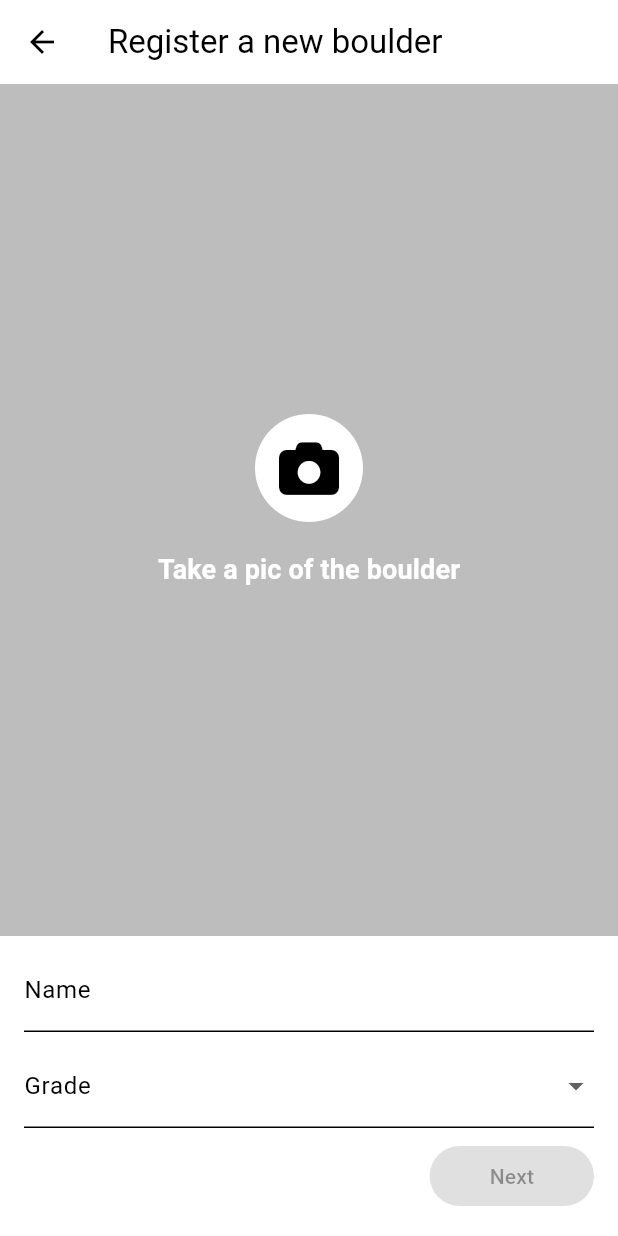
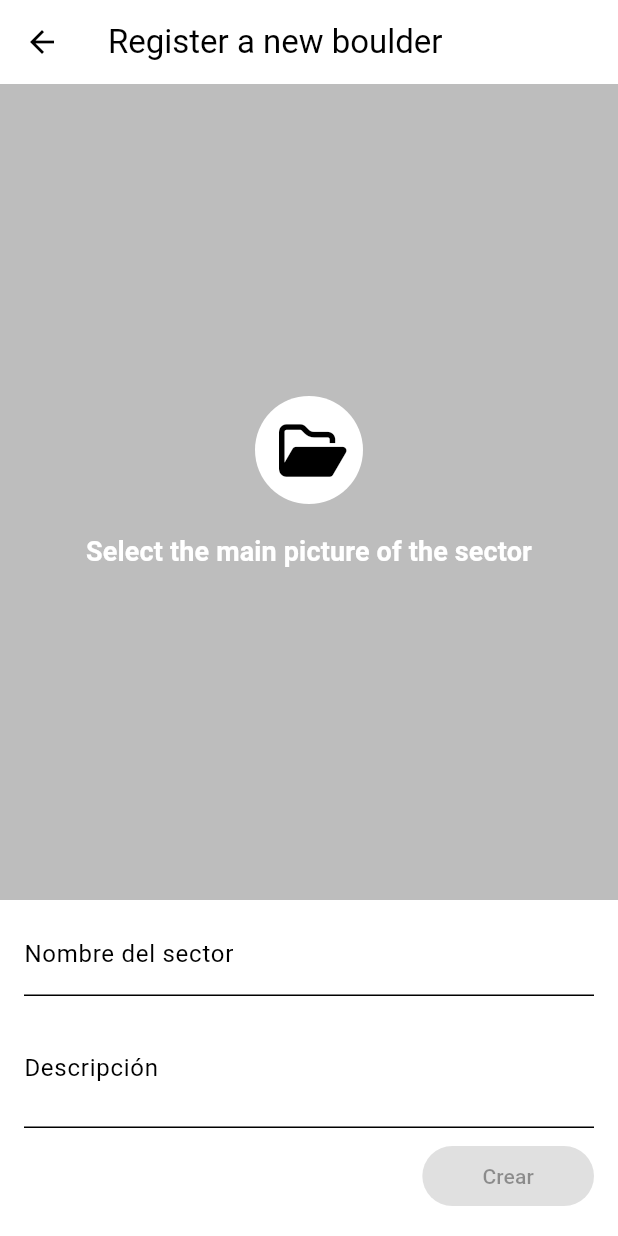
Before and after one commit to chrishenx/labeta-mobile, a Flutter app: the screen it shows once a user with an empty profile is signed in, after a tap on the "add" icon, on a phone screen of 412 x 824 dp. Run offline on Flutter 3.47's test engine with Material 3 defaults, Android fonts, the phone set to English and light mode, and no system bars; our stand-ins replace firebase_auth, firebase_core, font_awesome_flutter, image_picker; missing offline and left inert: camera_camera, uiblock; accounts and stored records are empty.

Commit message:
NewSector widget without persistence

```diff
--- a/lib/widgets/home/home.dart
+++ b/lib/widgets/home/home.dart
@@ -3,6 +3,7 @@ import 'package:labeta/widgets/new_boulder/basic_input.dart';
 import 'package:firebase_auth/firebase_auth.dart';
 import 'package:flutter/material.dart';
 import 'package:font_awesome_flutter/font_awesome_flutter.dart';
+import 'package:labeta/widgets/sector/new.dart';
 import 'package:provider/provider.dart';
 
 class Home extends StatelessWidget {
@@ -14,7 +15,7 @@ class Home extends StatelessWidget {
 
     return Scaffold(
       appBar: AppBar(
-        title: const Text('DevelBoulder'),
+        title: const Text('LaBeta'),
         actions: [
           TextButton(
               onPressed: null,
@@ -36,12 +37,7 @@ class Home extends StatelessWidget {
         icon: const Icon(Icons.add),
         onPressed: () => {
           Navigator.push(context, MaterialPageRoute(builder: (_) {
-            return NewBoulderBasicInput(
-              onCancel: () {
-                // TODO: Check if this is needed or not
-                // Navigator.popUntil(context, (route) => route.isFirst);
-              },
-            );
+            return const NewSector();
           }))
         },
         iconSize: 40,
--- a/lib/widgets/new_boulder/basic_input.dart
+++ b/lib/widgets/new_boulder/basic_input.dart
@@ -12,7 +12,7 @@ class NewBoulderBasicInput extends StatefulWidget {
   const NewBoulderBasicInput({super.key, required this.onCancel});
 
   @override
-  _NewBoulderBasicInputState createState() => _NewBoulderBasicInputState();
+  State<NewBoulderBasicInput> createState() => _NewBoulderBasicInputState();
 }
 
 class _NewBoulderBasicInputState extends State<NewBoulderBasicInput> {
--- /dev/null
+++ b/lib/widgets/sector/new.dart
@@ -0,0 +1,242 @@
+import 'dart:io';
+import 'dart:isolate';
+
+import 'package:flutter/material.dart';
+import 'package:flutter/services.dart';
+import 'package:labeta/utils/logger.dart';
+import 'package:labeta/utils/validators.dart';
+import 'package:font_awesome_flutter/font_awesome_flutter.dart';
+import 'package:image_picker/image_picker.dart';
+
+class NewSector extends StatefulWidget {
+  const NewSector({super.key});
+
+  @override
+  State<NewSector> createState() => _NewSectorState();
+}
+
+// Dart isolate ref: https://medium.com/@varmavetukuri1234/image-picker-using-dart-isolate-f9451c024e1d
+class _NewSectorState extends State<NewSector> {
+  final formKey = GlobalKey<FormState>(debugLabel: 'Login Form');
+  final ImagePicker imagePicker = ImagePicker();
+  File? currentImageFile;
+  String name = '';
+  String description = '';
+
+  @override
+  void initState() {
+    super.initState();
+    getLostData();
+  }
+
+  @override
+  Widget build(BuildContext context) {
+    final ThemeData themData = Theme.of(context);
+
+    return PopScope(
+      canPop: false,
+      onPopInvoked: (bool didPop) async {
+        if (didPop) {
+          return;
+        }
+        await handleOnCancel(context);
+      },
+      child: Scaffold(
+        appBar: AppBar(
+          centerTitle: false,
+          title: const Text('Register a new boulder'),
+        ),
+        body: Form(
+          child: Column(
+            children: [
+              Expanded(
+                child: Container(
+                  alignment: Alignment.bottomCenter,
+                  decoration: BoxDecoration(
+                      color: Colors.grey[400],
+                      image: currentImageFile == null
+                          ? null
+                          : DecorationImage(
+                              image: FileImage(currentImageFile!),
+                              fit: BoxFit.cover)),
+                  child: Column(children: [
+                    const Spacer(),
+                    Container(
+                      decoration: BoxDecoration(
+                        color: themData.canvasColor,
+                        shape: BoxShape.circle,
+                      ),
+                      margin: const EdgeInsets.only(bottom: 8),
+                      padding: const EdgeInsets.all(8),
+                      child: IconButton(
+                        iconSize: 40,
+                        icon: const Icon(FontAwesomeIcons.folderOpen),
+                        onPressed: () {
+                          spanFilePicker(context);
+                        },
+                      ),
+                    ),
+                    TextButton(
+                      style: TextButton.styleFrom(
+                          foregroundColor: themData.colorScheme.background),
+                      onPressed: () {
+                        spanFilePicker(context);
+                      },
+                      child: Text(
+                          currentImageFile == null
+                              ? 'Select the main picture of the sector'
+                              : 'Replace the pic :)',
+                          style: const TextStyle(
+                              fontWeight: FontWeight.bold, fontSize: 18)),
+                    ),
+                    const Spacer(),
+                  ]),
+                ),
+              ),
+              Padding(
+                padding: const EdgeInsets.only(left: 16, right: 16, bottom: 16),
+                child: Column(children: [
+                  buildSectorNameInput(),
+                  buildSectorDescriptionInput(),
+                  buildSubmitButton(),
+                ]),
+              )
+            ],
+          ),
+        ),
+      ),
+    );
+  }
+
+  Future<void> getLostData() async {
+    final LostDataResponse response = await imagePicker.retrieveLostData();
+    if (response.isEmpty) {
+      return;
+    }
+    if (response.file != null) {
+      handleFile(File(response.file!.path));
+    } else {
+      handleError(response.exception);
+    }
+  }
+
+  void handleFile(File file) {
+    setState(() {
+      currentImageFile = file;
+    });
+  }
+
+  void handleError(dynamic exception) {
+    Logger.log(
+          'NewSector - exception $exception');
+  }
+
+  void handleSubmit() {
+    if (formKey.currentState!.validate()) {
+      formKey.currentState!.save();
+    }
+  }
+
+  bool areFieldsCompleted() {
+    return name.isNotEmpty && description.isNotEmpty;
+  }
+
+  Widget buildSectorNameInput() {
+    return Padding(
+      padding: const EdgeInsets.only(top: 8),
+      child: TextFormField(
+        onChanged: (value) {
+          setState(() {
+            name = value;
+          });
+        },
+        validator: Validators.validatePrintable,
+        decoration: const InputDecoration(
+            hintText: 'Escribe el nombre del sector aqui',
+            labelText: 'Nombre del sector'),
+      ),
+    );
+  }
+
+  Widget buildSectorDescriptionInput() {
+    return Padding(
+      padding: const EdgeInsets.only(top: 8),
+      child: TextFormField(
+        minLines: 1,
+        maxLines: 6,
+        onChanged: (value) {
+          setState(() {
+            description = value;
+          });
+        },
+        validator: Validators.validatePrintable,
+        keyboardType: TextInputType.multiline, // Don't know if this is needed
+        decoration: const InputDecoration(
+            hintText:
+                'Escribe una descripción cool de este sector, esto sera lo que verán los demás escaladores.',
+            labelText: 'Descripción'),
+      ),
+    );
+  }
+
+  Widget buildSubmitButton() {
+    return Row(
+      children: [
+        const Spacer(),
+        Padding(
+            padding: const EdgeInsets.only(top: 8),
+            child: ElevatedButton(
+                style: ElevatedButton.styleFrom(
+                    padding: const EdgeInsets.symmetric(horizontal: 40)),
+                onPressed: areFieldsCompleted() ? () => {} : null,
+                child: const Text('Crear'))),
+      ],
+    );
+  }
+
+  // TODO: Figure out how to move this to a reusable widget
+  Future<bool?> handleOnCancel(BuildContext context) {
+    return showDialog<bool>(
+        context: context,
+        builder: (BuildContext context) {
+          return AlertDialog(
+            title: const Text('Cancel'),
+            content:
+                const Text('¿De verdad quieres dejar tu sector a la mitad?'),
+            actions: [
+              TextButton(
+                  child: const Text('No'),
+                  onPressed: () {
+                    Navigator.of(context).pop();
+                  }),
+              TextButton(
+                  child: const Text('Si'),
+                  onPressed: () {
+                    Navigator.pop(context); // Close the dialog
+                    Navigator.pop(context); // Close the screen
+                  })
+            ],
+          );
+        });
+  }
+
+  Future<void> spanFilePicker(BuildContext context) async {
+    final ReceivePort receivePort = ReceivePort();
+    RootIsolateToken isolateToken = RootIsolateToken.instance!;
+    await Isolate.spawn(pickImage, [isolateToken, receivePort.sendPort]);
+    receivePort.listen((message) {
+      if (message is String) {
+        handleFile(File(message));
+      }
+    });
+  }
+}
+
+Future<void> pickImage(List args) async {
+    BackgroundIsolateBinaryMessenger.ensureInitialized(args[0]);
+    final ImagePicker imagePicker = ImagePicker();
+    imagePicker.pickImage(source: ImageSource.gallery).then((value) {
+      final SendPort sendPort = args[1];
+      sendPort.send(value?.path);
+    });
+  }
```
